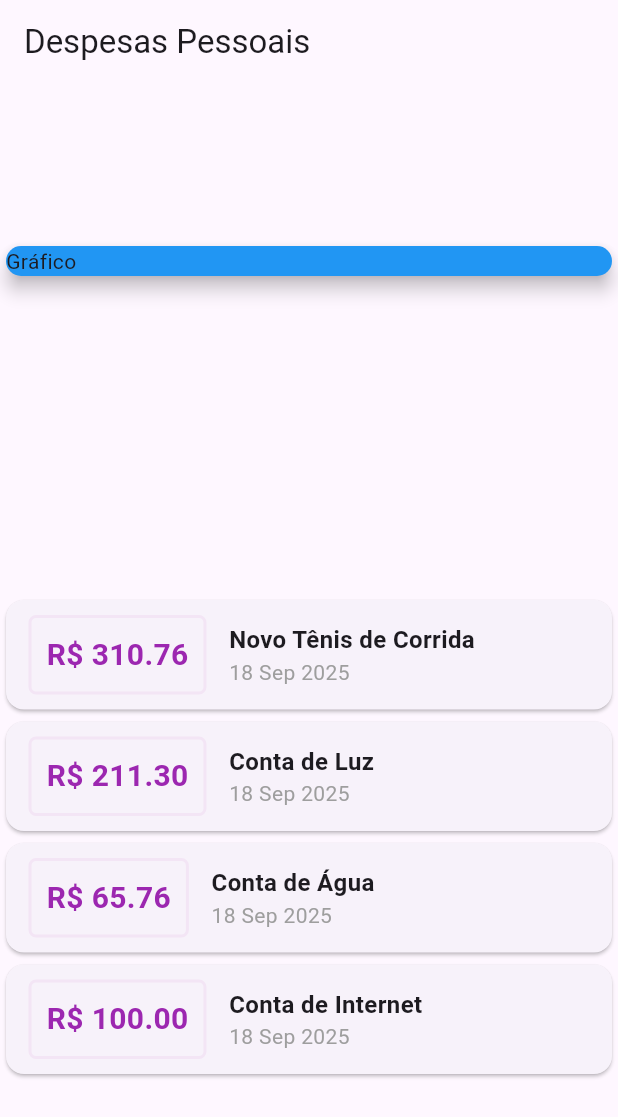
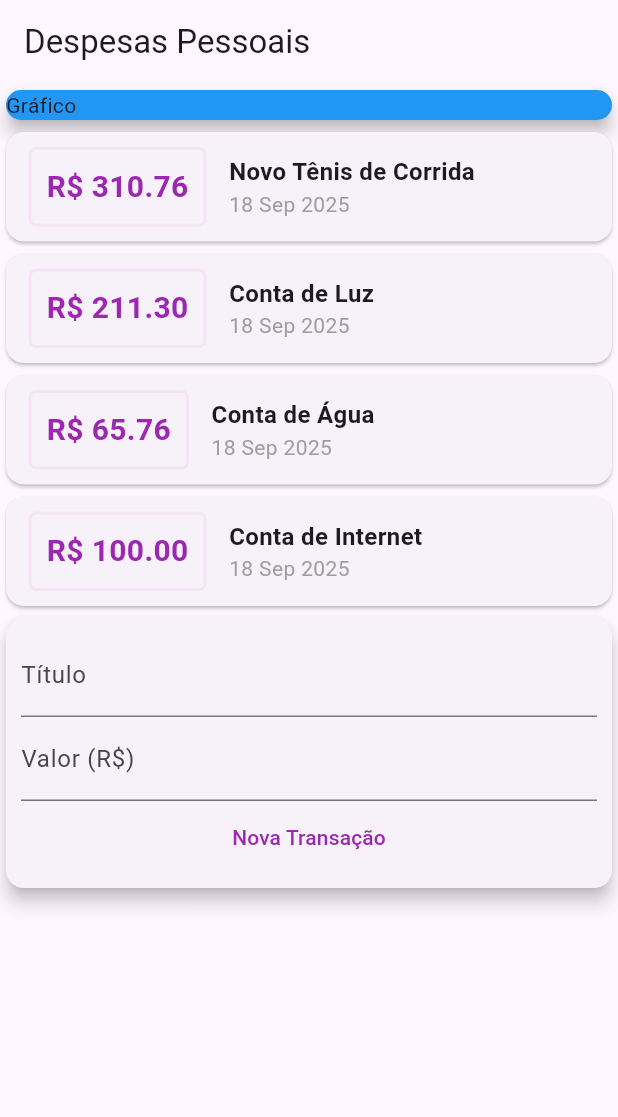
Before and after one commit to rafaelsevla/expenses, a Flutter app: the screen it shows after launch, on a phone screen of 412 x 824 dp. Shown: the top 1117 px of the screen. Run offline on Flutter 3.47's test engine with Material 3 defaults, Android fonts, the phone set to English and light mode, and no system bars.

Commit message:
add initial forms

```diff
--- a/lib/main.dart
+++ b/lib/main.dart
@@ -48,7 +48,6 @@ class MyHomePage extends StatelessWidget {
     return Scaffold(
       appBar: AppBar(title: Text('Despesas Pessoais')),
       body: Column(
-        mainAxisAlignment: MainAxisAlignment.spaceAround,
         crossAxisAlignment: CrossAxisAlignment.stretch,
         children: [
           SizedBox(
@@ -103,6 +102,25 @@ class MyHomePage extends StatelessWidget {
               );
             }).toList(),
           ),
+          Card(
+            elevation: 5,
+            child: Padding(
+              padding: const EdgeInsets.all(10),
+              child: Column(
+                children: [
+                  TextField(decoration: InputDecoration(labelText: 'Título')),
+                  TextField(
+                    decoration: InputDecoration(labelText: 'Valor (R\$)'),
+                  ),
+                  TextButton(
+                    onPressed: () {},
+                    style: TextButton.styleFrom(foregroundColor: Colors.purple),
+                    child: Text('Nova Transação'),
+                  ),
+                ],
+              ),
+            ),
+          ),
         ],
       ),
     );
```
